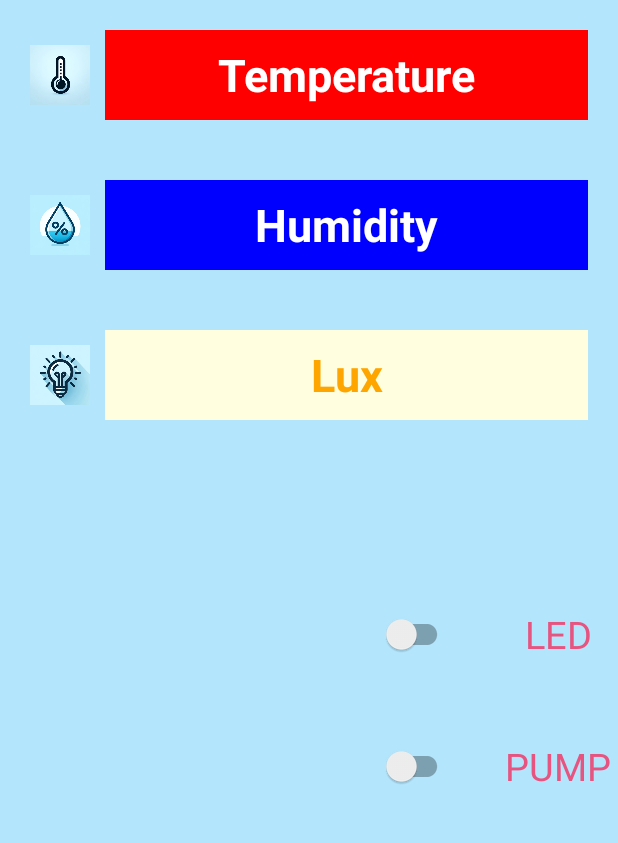
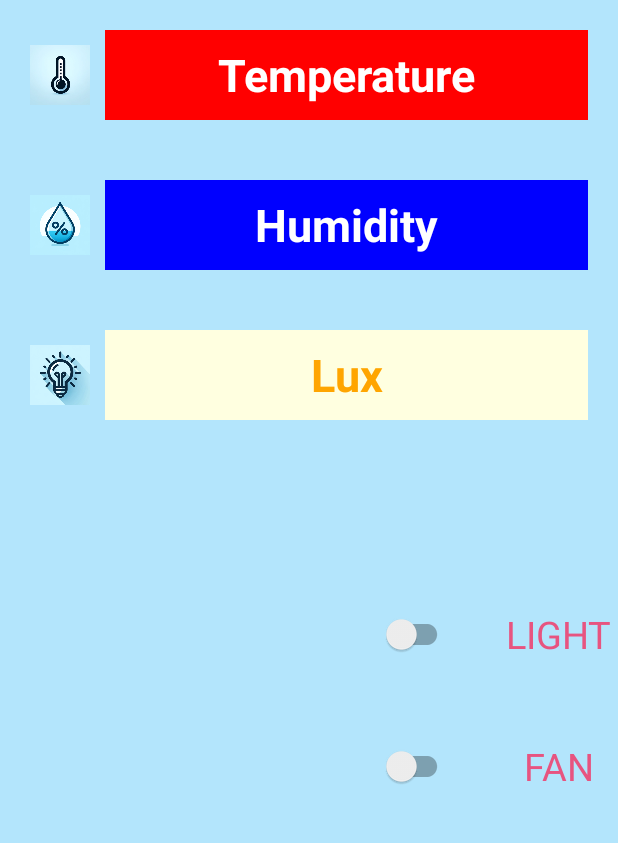
Before and after one commit to Jun-nior/IoT_App, an Android app: the MainActivity screen opened directly, with no data from a screen before it, on a phone screen of 412 x 824 dp, the part 274-1117 px from its top. Run offline under Robolectric (Android 15) with nearby library versions, the phone set to English and light mode, and no system bars; libraries missing offline, so code that uses them is left out: com.github.angads25.toggle, org.eclipse.paho; plain views replace LabeledSwitch; 13 statements that could not run were skipped.

Commit message:
update icon and fix bugs

```diff
--- a/demoIot/app/src/main/java/bku/iot/demoiot/MainActivity.java
+++ b/demoIot/app/src/main/java/bku/iot/demoiot/MainActivity.java
@@ -228,7 +228,7 @@ public class MainActivity extends AppCompatActivity {
                         txtTemp.setText(message.toString() + "°C");
                         int temperature = Integer.parseInt(message.toString());
                         if (temperature > 35) {  // Assuming 30°C is the threshold for high temperature
-                            Toast.makeText(getApplicationContext(), "Warning: High temperature!", Toast.LENGTH_LONG).show();
+                            Toast.makeText(getApplicationContext(), "Warning: High temperature!", Toast.LENGTH_SHORT).show();
                         }
                     } else if (topic.contains("humid")) {
                         txtHumi.setText(message.toString() + "%");
@@ -236,7 +236,7 @@ public class MainActivity extends AppCompatActivity {
                         txtLux.setText(message.toString());
                         int lux = Integer.parseInt(message.toString());
                         if (lux <= 50) {  // Assuming 30°C is the threshold for high temperature
-                            Toast.makeText(getApplicationContext(), "Warning: Insufficient light!", Toast.LENGTH_LONG).show();
+                            Toast.makeText(getApplicationContext(), "Warning: Insufficient light!", Toast.LENGTH_SHORT).show();
                         }
                     } else if (topic.contains("button-led")) {
                         if (message.toString().equals("1")) {
--- a/demoIot/app/src/main/res/layout/activity_humid.xml
+++ b/demoIot/app/src/main/res/layout/activity_humid.xml
@@ -18,7 +18,7 @@
             android:layout_width="0dp"
             android:layout_height="60dp"
             android:layout_weight="1"
-            android:src="@drawable/logo">
+            android:src="@drawable/returnic">
 
         </ImageView>
 
--- a/demoIot/app/src/main/res/layout/activity_lux.xml
+++ b/demoIot/app/src/main/res/layout/activity_lux.xml
@@ -18,7 +18,7 @@
             android:layout_width="0dp"
             android:layout_height="60dp"
             android:layout_weight="1"
-            android:src="@drawable/logo">
+            android:src="@drawable/returnic">
 
         </ImageView>
 
--- a/demoIot/app/src/main/res/layout/activity_main.xml
+++ b/demoIot/app/src/main/res/layout/activity_main.xml
@@ -221,7 +221,7 @@
             android:layout_width="80dp"
             android:layout_height="wrap_content"
             android:gravity="center"
-            android:text="LED"
+            android:text="LIGHT"
             android:textColor="#E75480"
             android:textSize="25dp" />
 
@@ -286,7 +286,7 @@
             android:layout_width="80dp"
             android:layout_height="wrap_content"
             android:gravity="center"
-            android:text="PUMP"
+            android:text="FAN"
             android:textColor="#E75480"
             android:textSize="25dp" />
 
--- a/demoIot/app/src/main/res/layout/activity_temp.xml
+++ b/demoIot/app/src/main/res/layout/activity_temp.xml
@@ -18,7 +18,7 @@
             android:layout_width="0dp"
             android:layout_height="60dp"
             android:layout_weight="1"
-            android:src="@drawable/logo">
+            android:src="@drawable/returnic">
 
         </ImageView>
 
```
Also changed, not shown: demoIot/app/src/main/res/drawable/returnic.png (added).
